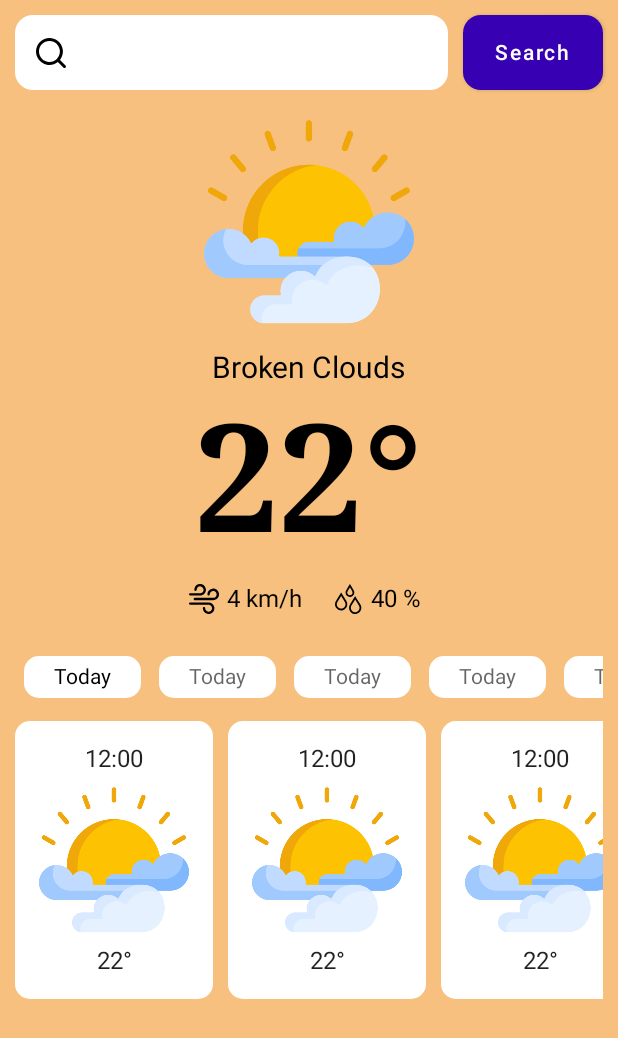
After one commit to kkmurerwa/android-weather-app, an Android app built with Jetpack Compose: the HomeScreen screen opened through its navigation route, on a phone screen of 412 x 824 dp. The commit adds this screen. Shown: the top 1038 px of the screen. Run offline under Robolectric (Android 15) with nearby library versions, the phone set to English and light mode, and no system bars; our stand-ins replace Timber.

Commit message:
feat: Add bare UI elements to the screen

```diff
--- a/app/src/main/java/com/murerwa/murerwaweather/MainActivity.kt
+++ b/app/src/main/java/com/murerwa/murerwaweather/MainActivity.kt
@@ -10,6 +10,8 @@ import androidx.compose.material.Text
 import androidx.compose.runtime.Composable
 import androidx.compose.ui.Modifier
 import androidx.compose.ui.tooling.preview.Preview
+import androidx.navigation.compose.rememberNavController
+import com.murerwa.murerwaweather.presentation.navigation.SetUpNavGraph
 import com.murerwa.murerwaweather.presentation.screens.home.WeatherViewModel
 import com.murerwa.murerwaweather.presentation.theme.MurerwaWeatherTheme
 import com.murerwa.murerwaweather.presentation.utils.UIState
@@ -21,13 +23,9 @@ class MainActivity : ComponentActivity() {
         super.onCreate(savedInstanceState)
         setContent {
             MurerwaWeatherTheme {
-                // A surface container using the 'background' color from the theme
-                Surface(
-                    modifier = Modifier.fillMaxSize(),
-                    color = MaterialTheme.colors.background
-                ) {
-                    Greeting("Android")
-                }
+                val navController = rememberNavController()
+
+                SetUpNavGraph(navController = navController)
             }
         }
     }
@@ -40,7 +38,7 @@ fun Greeting(
 ) {
     Text(text = "Hello $name!")
 
-    viewModel.getCurrentWeather("Nairobi")
+//    viewModel.getCurrentWeather("Nairobi")
 
     when (val state = viewModel.currentWeatherResponse.value) {
         is UIState.Success -> {
@@ -54,7 +52,7 @@ fun Greeting(
         }
     }
 
-    viewModel.getFiveDayForecast("Nairobi")
+//    viewModel.getFiveDayForecast("Nairobi")
 
     when (val fiveDayForecastState = viewModel.fiveDayForecastResponse.value) {
         is UIState.Success -> {
--- /dev/null
+++ b/app/src/main/java/com/murerwa/murerwaweather/presentation/navigation/NavGraph.kt
@@ -0,0 +1,23 @@
+package com.murerwa.murerwaweather.presentation.navigation
+
+import androidx.compose.runtime.Composable
+import androidx.navigation.NavHostController
+import androidx.navigation.compose.NavHost
+import androidx.navigation.compose.composable
+import com.murerwa.murerwaweather.presentation.screens.home.HomeScreen
+
+@Composable
+fun SetUpNavGraph(
+    navController: NavHostController
+) {
+    NavHost(
+        navController = navController,
+        startDestination = Screen.Home.route
+    ) {
+        composable(
+            route = Screen.Home.route
+        ) {
+            HomeScreen(navController)
+        }
+    }
+}
--- /dev/null
+++ b/app/src/main/java/com/murerwa/murerwaweather/presentation/navigation/Screen.kt
@@ -0,0 +1,5 @@
+package com.murerwa.murerwaweather.presentation.navigation
+
+sealed class Screen(val route: String) {
+    object Home : Screen(route = "home_screen")
+}
--- /dev/null
+++ b/app/src/main/java/com/murerwa/murerwaweather/presentation/screens/common/CustomTopAppBar.kt
@@ -0,0 +1,46 @@
+package com.murerwa.rickandmortycompose.presentation.common
+
+import androidx.compose.material.Icon
+import androidx.compose.material.IconButton
+import androidx.compose.material.Text
+import androidx.compose.material.TopAppBar
+import androidx.compose.material.icons.Icons
+import androidx.compose.material.icons.filled.ArrowBack
+import androidx.compose.runtime.Composable
+import androidx.compose.ui.graphics.Color
+import androidx.compose.ui.text.font.FontWeight
+import androidx.compose.ui.tooling.preview.Preview
+import androidx.compose.ui.unit.sp
+
+@Composable
+fun CustomTopAppBar(
+    title: String,
+    onBackClick: () -> Unit = {},
+) {
+    TopAppBar(
+        title = { Text(
+            text = title,
+            fontSize = 24.sp,
+            fontWeight = FontWeight.Medium,
+            color = Color.White,
+        ) },
+        navigationIcon = {
+            IconButton(
+                onClick = { onBackClick() }
+            ) {
+                Icon(
+                    Icons.Filled.ArrowBack,
+                    contentDescription = "Back arrow icon"
+                )
+            }
+        },
+    )
+}
+
+@Composable
+@Preview(showBackground = true)
+fun CustomTopAppBarPreview() {
+    CustomTopAppBar(
+        title = "Title"
+    )
+}
--- /dev/null
+++ b/app/src/main/java/com/murerwa/murerwaweather/presentation/screens/common/ErrorScreen.kt
@@ -0,0 +1,52 @@
+package com.murerwa.murerwaweather.presentation.screens.common
+
+import androidx.compose.foundation.Image
+import androidx.compose.foundation.layout.*
+import androidx.compose.foundation.shape.CircleShape
+import androidx.compose.material.Card
+import androidx.compose.material.Text
+import androidx.compose.runtime.Composable
+import androidx.compose.ui.Alignment
+import androidx.compose.ui.Modifier
+import androidx.compose.ui.layout.ContentScale
+import androidx.compose.ui.res.painterResource
+import androidx.compose.ui.text.style.TextAlign
+import androidx.compose.ui.unit.dp
+import androidx.compose.ui.unit.sp
+import com.murerwa.murerwaweather.R
+
+@Composable
+fun ErrorScreen(
+    message: String,
+    imageDrawable: Int = R.drawable.ic_error
+) {
+    Box(
+        modifier = Modifier.fillMaxSize(),
+        contentAlignment = Alignment.Center
+    ) {
+        Column(
+            verticalArrangement = Arrangement.Center,
+            horizontalAlignment = Alignment.CenterHorizontally,
+            modifier = Modifier.padding(horizontal = 20.dp)
+        ) {
+            Card(
+                modifier = Modifier.size(150.dp),
+                shape = CircleShape
+            ) {
+                Image(
+                    painterResource(imageDrawable),
+                    contentDescription = "Error image",
+                    contentScale = ContentScale.Crop,
+                    modifier = Modifier.fillMaxSize()
+                )
+            }
+            Spacer(modifier = Modifier.height(20.dp))
+            Text(
+                text = message,
+                fontSize = 18.sp,
+                textAlign = TextAlign.Center,
+                modifier = Modifier.fillMaxWidth().align(Alignment.CenterHorizontally)
+            )
+        }
+    }
+}
--- /dev/null
+++ b/app/src/main/java/com/murerwa/murerwaweather/presentation/screens/home/HomeScreen.kt
@@ -0,0 +1,252 @@
+package com.murerwa.murerwaweather.presentation.screens.home
+
+import androidx.compose.foundation.Image
+import androidx.compose.foundation.background
+import androidx.compose.foundation.layout.*
+import androidx.compose.foundation.lazy.LazyRow
+import androidx.compose.foundation.shape.RoundedCornerShape
+import androidx.compose.material.*
+import androidx.compose.runtime.Composable
+import androidx.compose.runtime.mutableStateOf
+import androidx.compose.runtime.remember
+import androidx.compose.ui.Alignment
+import androidx.compose.ui.Modifier
+import androidx.compose.ui.graphics.Color
+import androidx.compose.ui.res.painterResource
+import androidx.compose.ui.text.font.FontFamily
+import androidx.compose.ui.text.font.FontWeight
+import androidx.compose.ui.text.input.TextFieldValue
+import androidx.compose.ui.tooling.preview.Preview
+import androidx.compose.ui.unit.dp
+import androidx.compose.ui.unit.sp
+import androidx.navigation.NavController
+import androidx.navigation.compose.rememberNavController
+import org.koin.androidx.compose.getViewModel
+import com.murerwa.murerwaweather.R
+import com.murerwa.murerwaweather.presentation.screens.home.components.DayChip
+import com.murerwa.murerwaweather.presentation.screens.home.components.HourlyWeatherItem
+import com.murerwa.murerwaweather.presentation.theme.BackgroundSunny
+import com.murerwa.murerwaweather.presentation.theme.Purple700
+import com.murerwa.murerwaweather.presentation.utils.toDegrees
+
+@Composable
+fun HomeScreen(
+    navController: NavController,
+    viewModel: WeatherViewModel = getViewModel()
+) {
+    val weatherState = viewModel.currentWeatherResponse.value
+
+    val bgColorState = remember {
+        mutableStateOf(BackgroundSunny)
+    }
+
+    Box(
+        modifier = Modifier.fillMaxSize()
+            .background(color = bgColorState.value),
+        contentAlignment = Alignment.Center,
+    ) {
+//        when (weatherState) {
+//            is UIState.Loading -> {
+//                CircularProgressIndicator()
+//            }
+//            is UIState.Success -> {
+//                val currentWeather = weatherState.value
+//
+//                Column(
+//                    modifier = Modifier.fillMaxSize()
+//                        .padding(10.dp),
+//                    horizontalAlignment = Alignment.CenterHorizontally
+//                ) {
+//                    Image(
+//                        painter = painterResource(id = R.drawable.ic_error_internet),
+//                        contentDescription = "Weather Icon",
+//                        modifier = Modifier
+//                            .fillMaxWidth()
+//                            .height(200.dp)
+//                    )
+//                    Text(
+//                        text = currentWeather.weather[0].main,
+//                        color = Color.Black,
+//                        modifier = Modifier.padding(10.dp)
+//                    )
+//                    Text(
+//                        text = currentWeather.main.temp.toDegrees(),
+//                        color = Color.Black,
+//                        modifier = Modifier.padding(10.dp),
+//                        fontSize = 120.sp,
+//                        fontWeight = FontWeight.Bold,
+//                        fontFamily = FontFamily.Serif
+//                    )
+//                }
+//            }
+//            is UIState.Error -> {
+//                if (weatherState.isNetworkError) {
+//                    ErrorScreen(
+//                        message = "We encountered a network error. " +
+//                                "Please check your internet connection and try again.",
+//                        imageDrawable = R.drawable.ic_error_internet
+//                    )
+//                } else {
+//                    ErrorScreen(message = "Sorry. Something went wrong while loading the data.")
+//                }
+//            }
+//        }
+        Column(
+            modifier = Modifier.fillMaxSize()
+                .padding(10.dp),
+            horizontalAlignment = Alignment.CenterHorizontally
+        ) {
+            Box(
+                modifier = Modifier.fillMaxWidth()
+            ){
+                Row(
+                    modifier = Modifier.fillMaxWidth()
+                ) {
+                    val textState = remember { mutableStateOf(TextFieldValue()) }
+
+                    OutlinedTextField(
+                        value = textState.value,
+                        onValueChange = { textState.value = it },
+                        modifier = Modifier.height(50.dp).weight(1.0f),
+                        shape = RoundedCornerShape(12.dp),
+                        leadingIcon = {
+                            Icon(
+                                painter = painterResource(id = R.drawable.ic_search),
+                                contentDescription = "Search Icon",
+                                modifier = Modifier.padding(5.dp)
+                                    .width(20.dp)
+                                    .height(20.dp),
+                                tint = Color.Black
+                            )
+                        },
+                        colors = TextFieldDefaults.textFieldColors(
+                            backgroundColor = Color.White,
+                            focusedIndicatorColor = Color.Transparent,
+                            unfocusedIndicatorColor = Color.Transparent,
+                            disabledIndicatorColor = Color.Transparent,
+                            cursorColor = Color.Black,
+                            textColor = Color.Black
+                        ),
+                    )
+                    Spacer(modifier = Modifier.width(10.dp))
+                    Button(
+                        onClick = {
+//                            viewModel.getWeather(textState.value.text)
+                        },
+                        modifier = Modifier.align(Alignment.CenterVertically)
+                            .height(50.dp),
+                        colors = ButtonDefaults.buttonColors(
+                            backgroundColor = Purple700
+                        ),
+                        shape = RoundedCornerShape(12.dp)
+                    ) {
+                        Text(
+                            text = "Search",
+                            modifier = Modifier.padding(5.dp),
+                            color = Color.White
+                        )
+                    }
+                }
+            }
+            Spacer(modifier = Modifier.height(18.dp))
+            Image(
+                painter = painterResource(id = R.drawable.ic_partly_cloudy),
+                contentDescription = "Weather Icon",
+                modifier = Modifier
+                    .width(140.dp)
+                    .height(140.dp)
+            )
+            Text(
+//                text = currentWeather.weather[0].main,
+                text = "Broken Clouds",
+                color = Color.Black,
+                modifier = Modifier.padding(top = 15.dp),
+                fontSize = 20.sp,
+            )
+            Text(
+//                text = currentWeather.main.temp.toDegrees(),
+                text = 22.02.toDegrees(),
+                color = Color.Black,
+                modifier = Modifier.padding(5.dp),
+                fontSize = 100.sp,
+                fontWeight = FontWeight.Bold,
+                fontFamily = FontFamily.Serif
+            )
+            Row(
+                modifier = Modifier.fillMaxWidth(),
+                horizontalArrangement = Arrangement.Center,
+                verticalAlignment = Alignment.CenterVertically
+            ) {
+                Image(
+                    painter = painterResource(id = R.drawable.ic_wind_speed),
+                    contentDescription = "Wind speed Icon",
+                    modifier = Modifier
+                        .width(20.dp)
+                        .height(20.dp)
+                )
+                Text(
+                    text = "4 km/h",
+                    color = Color.Black,
+                    modifier = Modifier.padding(5.dp),
+                    fontSize = 16.sp,
+                )
+                Spacer(modifier = Modifier.width(15.dp))
+                Image(
+                    painter = painterResource(id = R.drawable.ic_humidity),
+                    contentDescription = "Humidity Icon",
+                    modifier = Modifier
+                        .width(20.dp)
+                        .height(20.dp)
+                )
+                Text(
+                    text = "40 %",
+                    color = Color.Black,
+                    modifier = Modifier.padding(5.dp),
+                    fontSize = 16.sp,
+                )
+            }
+            Spacer(modifier = Modifier.height(18.dp))
+            ScrollableTabRow(
+                selectedTabIndex = 0,
+                backgroundColor = Color.Transparent,
+                edgePadding = 0.dp,
+                divider = {},
+                indicator = {}
+            ) {
+                for (i in 0..4) {
+                    Tab(
+                        selected = i == 0,
+                        onClick = {
+                          // TODO: Handle tab click
+                        },
+                        modifier = Modifier.padding(5.dp)
+                    ) {
+                        DayChip(
+                            day = "Today"
+                        )
+                    }
+                }
+            }
+            Spacer(modifier = Modifier.height(10.dp))
+            LazyRow(
+                modifier = Modifier.fillMaxWidth(),
+                horizontalArrangement = Arrangement.spacedBy(10.dp)
+            ) {
+                items(5) {
+                    HourlyWeatherItem(
+                        time = "12:00",
+                        weatherIcon = R.drawable.ic_partly_cloudy,
+                        temperature = 22.02.toDegrees()
+                    )
+                }
+            }
+        }
+    }
+}
+
+
+@Composable
+@Preview(showBackground = true)
+fun HomeScreenPreview() {
+    HomeScreen(navController = rememberNavController())
+}
--- a/app/src/main/java/com/murerwa/murerwaweather/presentation/screens/home/WeatherViewModel.kt
+++ b/app/src/main/java/com/murerwa/murerwaweather/presentation/screens/home/WeatherViewModel.kt
@@ -1,5 +1,6 @@
 package com.murerwa.murerwaweather.presentation.screens.home
 
+import android.icu.text.TimeZoneNames
 import androidx.compose.runtime.MutableState
 import androidx.compose.runtime.mutableStateOf
 import androidx.lifecycle.ViewModel
@@ -11,6 +12,7 @@ import com.murerwa.murerwaweather.domain.repository.WeatherRepository
 import com.murerwa.murerwaweather.presentation.utils.UIState
 import com.murerwa.murerwaweather.presentation.utils.convertToUIState
 import kotlinx.coroutines.launch
+import timber.log.Timber
 
 class WeatherViewModel(
     private val weatherRepository: WeatherRepository
@@ -23,11 +25,18 @@ class WeatherViewModel(
     private val _fiveDayForecastResponse: MutableState<UIState<BaseResponse<WeatherForecast>>> = mutableStateOf(UIState.Loading)
     val fiveDayForecastResponse = _fiveDayForecastResponse
 
+    init {
+//        getCurrentWeather("Nairobi")
+    }
+
     fun getCurrentWeather(searchQuery: String) = viewModelScope.launch {
         _currentWeatherResponse.value = UIState.Loading
+
         val response = weatherRepository.getWeatherByCityName(searchQuery)
 
         _currentWeatherResponse.value = convertToUIState(response)
+
+        Timber.d("Current weather response is ${_currentWeatherResponse.value}")
     }
 
     fun getFiveDayForecast(searchQuery: String) = viewModelScope.launch {
--- /dev/null
+++ b/app/src/main/java/com/murerwa/murerwaweather/presentation/screens/home/components/DayChip.kt
@@ -0,0 +1,29 @@
+package com.murerwa.murerwaweather.presentation.screens.home.components
+
+import androidx.compose.foundation.layout.padding
+import androidx.compose.foundation.shape.RoundedCornerShape
+import androidx.compose.material.Card
+import androidx.compose.material.Text
+import androidx.compose.runtime.Composable
+import androidx.compose.ui.Modifier
+import androidx.compose.ui.graphics.Color
+import androidx.compose.ui.unit.dp
+import androidx.compose.ui.unit.sp
+
+@Composable
+fun DayChip(
+    day: String,
+    color: Color = Color.White
+) {
+    Card(
+        backgroundColor = color,
+        elevation = 0.dp,
+        shape = RoundedCornerShape(10.dp),
+    ) {
+        Text(
+            text = day,
+            fontSize = 14.sp,
+            modifier = Modifier.padding(horizontal = 20.dp, vertical = 6.dp)
+        )
+    }
+}
--- /dev/null
+++ b/app/src/main/java/com/murerwa/murerwaweather/presentation/screens/home/components/HourlyWeatherItem.kt
@@ -0,0 +1,47 @@
+package com.murerwa.murerwaweather.presentation.screens.home.components
+
+import androidx.compose.foundation.Image
+import androidx.compose.foundation.layout.*
+import androidx.compose.foundation.shape.RoundedCornerShape
+import androidx.compose.material.Card
+import androidx.compose.material.Text
+import androidx.compose.runtime.Composable
+import androidx.compose.ui.Alignment
+import androidx.compose.ui.Modifier
+import androidx.compose.ui.graphics.Color
+import androidx.compose.ui.res.painterResource
+import androidx.compose.ui.unit.dp
+
+@Composable
+fun HourlyWeatherItem(
+    time: String,
+    temperature: String,
+    weatherIcon: Int
+) {
+    Card(
+        backgroundColor = Color.White,
+        elevation = 0.dp,
+        shape = RoundedCornerShape(10.dp),
+    ) {
+        Column(
+            modifier = Modifier.padding(horizontal = 16.dp, vertical = 16.dp),
+            horizontalAlignment = Alignment.CenterHorizontally
+        ) {
+            Text(
+                text = time
+            )
+            Spacer(modifier = Modifier.height(8.dp))
+            Image(
+                painter = painterResource(id = weatherIcon),
+                contentDescription = "Weather icon",
+                modifier = Modifier
+                    .width(100.dp)
+                    .height(100.dp)
+            )
+            Spacer(modifier = Modifier.height(8.dp))
+            Text(
+                text = temperature
+            )
+        }
+    }
+}
--- a/app/src/main/java/com/murerwa/murerwaweather/presentation/theme/Color.kt
+++ b/app/src/main/java/com/murerwa/murerwaweather/presentation/theme/Color.kt
@@ -6,3 +6,11 @@ val Purple200 = Color(0xFFBB86FC)
 val Purple500 = Color(0xFF6200EE)
 val Purple700 = Color(0xFF3700B3)
 val Teal200 = Color(0xFF03DAC5)
+
+val MaroonPrimary = Color(0xFF991B1F)
+val OrangePrimary = Color(0xFFF57F20)
+val YellowPrimary = Color(0xFFFBBE4A)
+val BackgroundMain = Color(0xFFEAE6E7)
+val BackgroundWindy = Color(0xFF66e3e2)
+val BackgroundSunny = Color(0xFFf7c07e)
+val BackgroundRainy = Color(0xFF5bdefd)
--- a/app/src/main/java/com/murerwa/murerwaweather/presentation/utils/VariableExtensions.kt
+++ b/app/src/main/java/com/murerwa/murerwaweather/presentation/utils/VariableExtensions.kt
@@ -12,3 +12,7 @@ fun String.capitalizeString(): String {
 fun Number.commaSeparated(): String {
     return NumberFormat.getNumberInstance(Locale.US).format(this)
 }
+
+fun Number.toDegrees(): String {
+    return "${this.toInt()}°"
+}
--- /dev/null
+++ b/app/src/main/res/drawable/ic_humidity.xml
@@ -0,0 +1,15 @@
+<vector xmlns:android="http://schemas.android.com/apk/res/android"
+    android:width="448.79dp"
+    android:height="511.2dp"
+    android:viewportWidth="448.79"
+    android:viewportHeight="511.2">
+  <path
+      android:fillColor="#FF000000"
+      android:pathData="M254.49,0q31.79,53 63.55,106c25.44,42.66 4.76,96.57 -42.38,110.79 -47.95,14.46 -96.43,-21.82 -96.19,-71.88a76.12,76.12 0,0 1,11.38 -39.68q30.22,-50.13 60.36,-100.33a48.78,48.78 0,0 0,2.28 -4.85ZM253.92,58.36c-13.76,23.27 -28.09,45.64 -40.44,69.06 -8.15,15.48 -5.13,31.62 5.79,45.33 11,13.86 25.85,19.5 43.39,16.12 30.81,-5.94 45.85,-39.76 29.83,-67 -11.88,-20.17 -24.07,-40.15 -36.14,-60.21C255.77,60.74 255.03,59.87 253.92,58.36Z"/>
+  <path
+      android:fillColor="#FF000000"
+      android:pathData="M343.93,206.51c1.17,1.75 2.22,3.19 3.15,4.7q43,69.51 86,139c39.14,63.5 1.46,146.82 -72.06,159.51 -56.87,9.81 -112.78,-31.27 -120.55,-88.47 -3.57,-26.22 1.53,-50.42 15.54,-72.92Q298.81,279.63 341.25,210.63C342.03,209.39 342.86,208.15 343.93,206.51ZM343.99,263.61c-1.11,1.71 -1.94,2.95 -2.72,4.21 -19.84,32 -39.58,64.15 -59.56,96.11a77.78,77.78 0,0 0,-11.37 54.27c5.88,40.36 47.55,69.81 87.41,61.51 52.22,-10.87 77.31,-69 49.31,-114.34Q376.98,316.63 346.79,267.98C345.94,266.63 345.06,265.27 343.99,263.63Z"/>
+  <path
+      android:fillColor="#FF000000"
+      android:pathData="M104.62,146.79c1.1,1.58 2,2.73 2.76,4Q150.64,220.63 193.85,290.63c35.84,58.3 7.29,134.3 -58.06,154.9C74.2,464.93 8.9,423.15 0.9,359.3a104,104 0,0 1,15.14 -69.59l85.95,-139C102.74,149.52 103.58,148.35 104.62,146.79ZM104.62,203.87c-1.44,2.26 -2.43,3.79 -3.39,5.33l-59.26,95.75c-9.6,15.51 -13.47,32.16 -11.26,50.43 5.08,42 47.26,72.31 88.55,63.35C171.42,407.4 195.53,350.52 167.42,305.02q-29.82,-48.33 -59.76,-96.58C106.85,207.07 105.89,205.77 104.59,203.87Z"/>
+</vector>
--- /dev/null
+++ b/app/src/main/res/drawable/ic_search.xml
@@ -0,0 +1,9 @@
+<vector xmlns:android="http://schemas.android.com/apk/res/android"
+    android:width="320.23dp"
+    android:height="320.56dp"
+    android:viewportWidth="320.23"
+    android:viewportHeight="320.56">
+  <path
+      android:fillColor="#FF000000"
+      android:pathData="M233.28,256.47c-35.26,26.93 -74.62,37 -118,28.4 -35.8,-7.07 -64.69,-25.91 -86.7,-55C-14.33,173.18 -8.29,91.92 42.43,42.01c51.56,-50.74 131.65,-56.22 188.17,-12.57 31.76,24.53 50.76,56.82 55.73,96.77 4.94,39.77 -5.73,75.47 -30.83,108.18a22.21,22.21 0,0 1,3.79 2.5q28,27.87 55.84,55.84c9.2,9.27 5.4,24.05 -7,27.27 -6.36,1.66 -11.7,-0.44 -16.28,-5q-27.74,-27.86 -55.57,-55.6C235.37,258.41 234.37,257.51 233.28,256.47ZM255.41,144c0.28,-61.07 -49.34,-111.48 -110.1,-111.83 -62.79,-0.37 -112.91,48.85 -113.35,111.3C31.52,205.18 81.65,255.58 143.65,255.66S255.13,206.18 255.41,144Z"/>
+</vector>
--- /dev/null
+++ b/app/src/main/res/drawable/ic_wind_speed.xml
@@ -0,0 +1,15 @@
+<vector xmlns:android="http://schemas.android.com/apk/res/android"
+    android:width="383.4dp"
+    android:height="383.43dp"
+    android:viewportWidth="383.4"
+    android:viewportHeight="383.43">
+  <path
+      android:fillColor="#FF000000"
+      android:pathData="M242.66,383.43c-3.38,-0.75 -6.78,-1.44 -10.15,-2.25 -32.38,-7.86 -56,-38.08 -55.71,-71.38 0.06,-8.64 6.68,-15.4 15,-15.35s14.67,6.6 14.89,15.12c0.64,23.53 17.4,41.49 40.87,43.8s46.23,-17.87 46.8,-41.41 -14.31,-41.81 -37.53,-45.8a51.08,51.08 0,0 0,-8.58 -0.37q-115.64,0 -231.27,0c-8.36,0 -14,-3.71 -16.21,-10.61a14.85,14.85 0,0 1,12.3 -19.3,41.24 41.24,0 0,1 4.85,-0.23q115.26,0 230.52,0c37.4,0 66.77,23.38 74.64,59.24 8.91,40.55 -20.45,82.4 -61.57,87.81a13.31,13.31 0,0 0,-2.4 0.75Z"/>
+  <path
+      android:fillColor="#FF000000"
+      android:pathData="M383.4,140.84c-0.95,4.11 -1.72,8.27 -2.87,12.31a73.51,73.51 0,0 1,-70.79 53.55q-117.16,0.06 -234.31,0c-7.93,0 -14.3,-5.28 -15.33,-12.58a14.89,14.89 0,0 1,11 -16.83,23.39 23.39,0 0,1 5.92,-0.49q115.66,0 231.32,0c21.73,0 38.87,-13.53 44,-34.53 6.31,-25.93 -14.36,-52.68 -41.07,-53.15 -25.26,-0.45 -44.68,17.95 -45.48,43.09 -0.3,9.31 -6.86,15.91 -15.55,15.63s-14.79,-7.1 -14.54,-16.49a74.05,74.05 0,0 1,64.68 -71.91c39.37,-5.32 77,23.45 82.31,62.92a10.51,10.51 0,0 0,0.73 2Z"/>
+  <path
+      android:fillColor="#FF000000"
+      android:pathData="M82.21,147.89c-21.82,0 -43.65,0 -65.47,0 -7,0 -12.44,-2.51 -15.39,-9.08 -4.51,-10 2.83,-20.95 14.22,-21.06 14,-0.13 27.94,0 41.91,0q41.9,0 83.81,0c22.25,0 39.34,-13.85 44.1,-35.58 5.09,-23.25 -12.28,-48.17 -35.86,-51.43 -24.38,-3.38 -45.14,11.12 -50.25,35.2a75.93,75.93 0,0 0,-0.85 8.55c-0.82,8.74 -7.35,14.9 -15.44,14.58 -8.44,-0.34 -14.69,-7.27 -14.63,-16.24 0.17,-29.79 19.85,-57.64 48.13,-68.12 44.06,-16.33 91.6,11.64 99,58.25 6.3,39.59 -21.67,77.8 -61.54,83.9a98.41,98.41 0,0 1,-14.15 1C120.63,147.96 101.47,147.89 82.21,147.89Z"/>
+</vector>
```
Also changed, not shown: app/src/main/res/drawable/ic_error.png (added), app/src/main/res/drawable/ic_error_internet.png (added), app/src/main/res/drawable/ic_partly_cloudy.png (added), app/src/main/res/drawable/ic_sunny.png (added), app/src/main/res/drawable/ic_thunderstorm.png (added), app/src/main/res/drawable/ic_windy.png (added).
